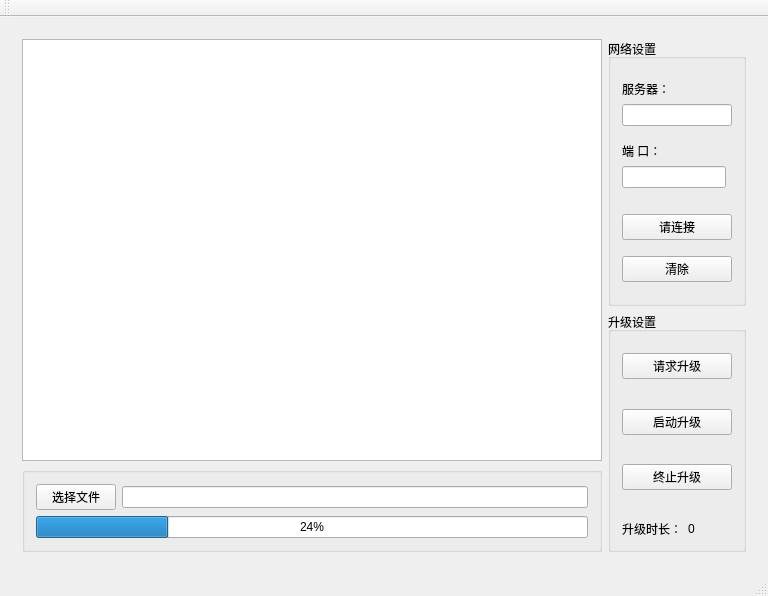
Old version of the form TcpCline/tcpclient.ui in the repository zfxbc/IAP_upgrade_network.
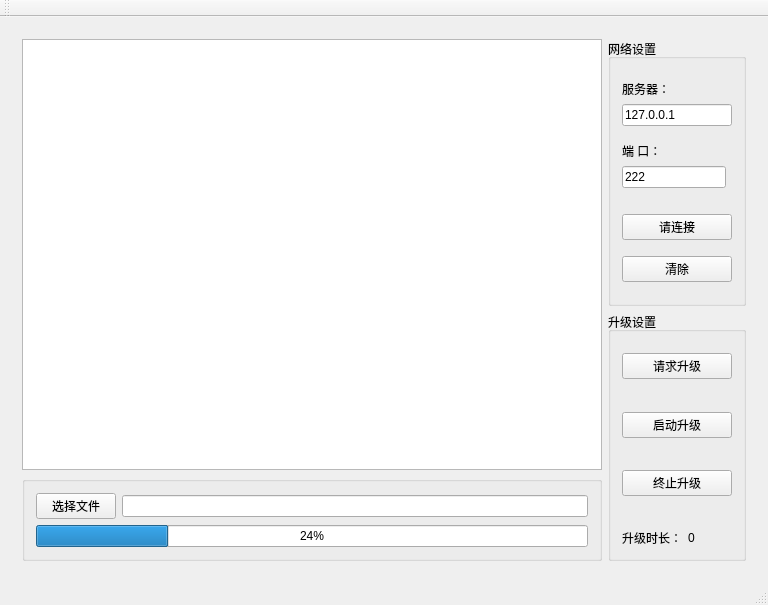
New version of the form.

What changed in the file:
```diff
--- a/TcpCline/tcpclient.ui
+++ b/TcpCline/tcpclient.ui
@@ -7,7 +7,7 @@
     <x>0</x>
     <y>0</y>
     <width>768</width>
-    <height>596</height>
+    <height>605</height>
    </rect>
   </property>
   <property name="windowTitle">
@@ -110,7 +110,11 @@
             </spacer>
            </item>
            <item row="2" column="0" colspan="2">
-            <widget class="QLineEdit" name="ServerIpEdit"/>
+            <widget class="QLineEdit" name="ServerIpEdit">
+             <property name="text">
+              <string>127.0.0.1</string>
+             </property>
+            </widget>
            </item>
            <item row="4" column="0">
             <widget class="QLabel" name="label_2">
@@ -150,7 +154,11 @@
             </widget>
            </item>
            <item row="5" column="0">
-            <widget class="QLineEdit" name="portEdit"/>
+            <widget class="QLineEdit" name="portEdit">
+             <property name="text">
+              <string>222</string>
+             </property>
+            </widget>
            </item>
           </layout>
          </widget>
```
Left out of the diff: 2 changed lines with no effect on the pictures.
